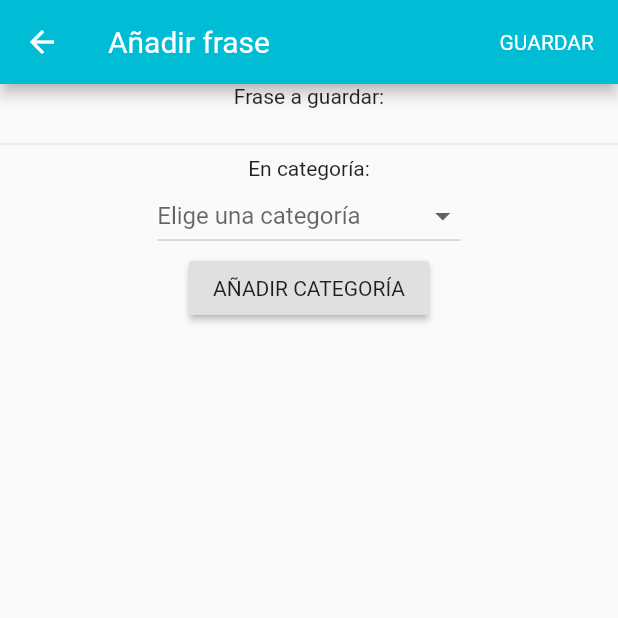
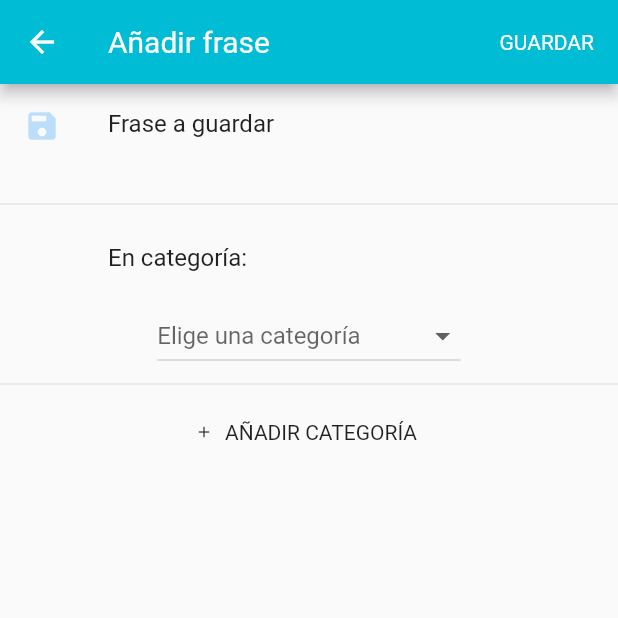
Before and after one commit to redela-investigacion/conversando-flutter, a Flutter app: the SavePhrase screen opened directly, on a phone screen of 412 x 824 dp, the top half of it. Run offline on Flutter 3.47's test engine with Material 2 defaults, Android fonts, the phone set to English and light mode, and no system bars; our stand-ins replace flutter_tts, localstorage.

Commit message:
edit savePhrase style

```diff
--- a/lib/savePhrase.dart
+++ b/lib/savePhrase.dart
@@ -5,6 +5,24 @@ import 'package:conversando/categoryDialog.dart';
 
 class SavePhrase extends StatefulWidget {
   State createState() => new SavePhraseState();
+}
+
+class SavePhraseWidget extends StatelessWidget {
+  String title;
+  String subtitle;
+  IconData icon;
+
+  SavePhraseWidget({this.title, this.subtitle, this.icon});
+
+  @override
+  Widget build(BuildContext context) {
+    return ListTile (
+      title: Text(this.title),
+      subtitle: this.subtitle != null ? Text(this.subtitle) : null ,
+      leading: Icon(this.icon, color: Theme.of(context).primaryColorLight, size: 24.0),
+    );
+  }
+
 }
 
 class SavePhraseState extends State<SavePhrase> {
@@ -29,12 +47,15 @@ class SavePhraseState extends State<SavePhrase> {
 
       body: new ListView(
         children: [
+          new SavePhraseWidget (
+            title: "Frase a guardar",
+            subtitle: tc.getTextPhrase(),
+            icon: Icons.save,
+          ),
+          Divider(),
           new Column(
             children: <Widget>[
-              Text('Frase a guardar:'),
-              Text(tc.getTextPhrase()),
-              Divider(),
-              Text('En categoría:'),
+              new SavePhraseWidget(title: "En categoría:"),
               new DropdownButton(
                 value: selectedCategory,
                 hint: new Text("Elige una categoría"),
@@ -50,12 +71,13 @@ class SavePhraseState extends State<SavePhrase> {
                   );
                 }).toList()
               ),
-              RaisedButton(
-                child: new Text(
-                  'AÑADIR CATEGORÍA',
-                ),
+              Divider(),
+              FlatButton.icon(
+                label: const Text ('AÑADIR CATEGORÍA', semanticsLabel: 'Añade una categoría nueva'),
+                icon: const Icon(Icons.add, size:12.0),
                 onPressed: () {
-                  showCreateCategoryDialog(context).then((value) { // The value passed to Navigator.pop() or null.
+                  showCreateCategoryDialog(context).then((
+                      value) { // The value passed to Navigator.pop() or null.
                     if (value != null) {
                       tc.addCategory(value);
                       setState(() {
```
